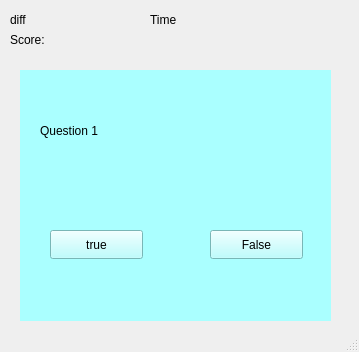
Above: trial2/mainwindow.ui from Sloth-iNkt/trial before the change. Below: the same form after it.
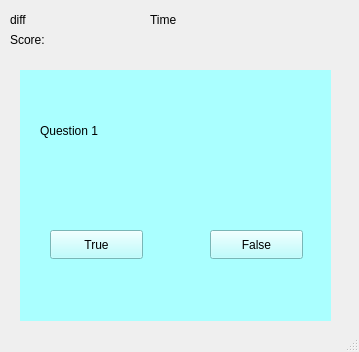
That is the form after the change. The open tabs and pages were chosen to show the change.

What changed in the file:
```diff
--- a/trial2/mainwindow.ui
+++ b/trial2/mainwindow.ui
@@ -410,7 +410,7 @@
          </rect>
         </property>
         <property name="text">
-         <string>true</string>
+         <string>True</string>
         </property>
        </widget>
        <widget class="QPushButton" name="f1">
```
Left out of the diff: 4 changed lines with no effect on the pictures.
